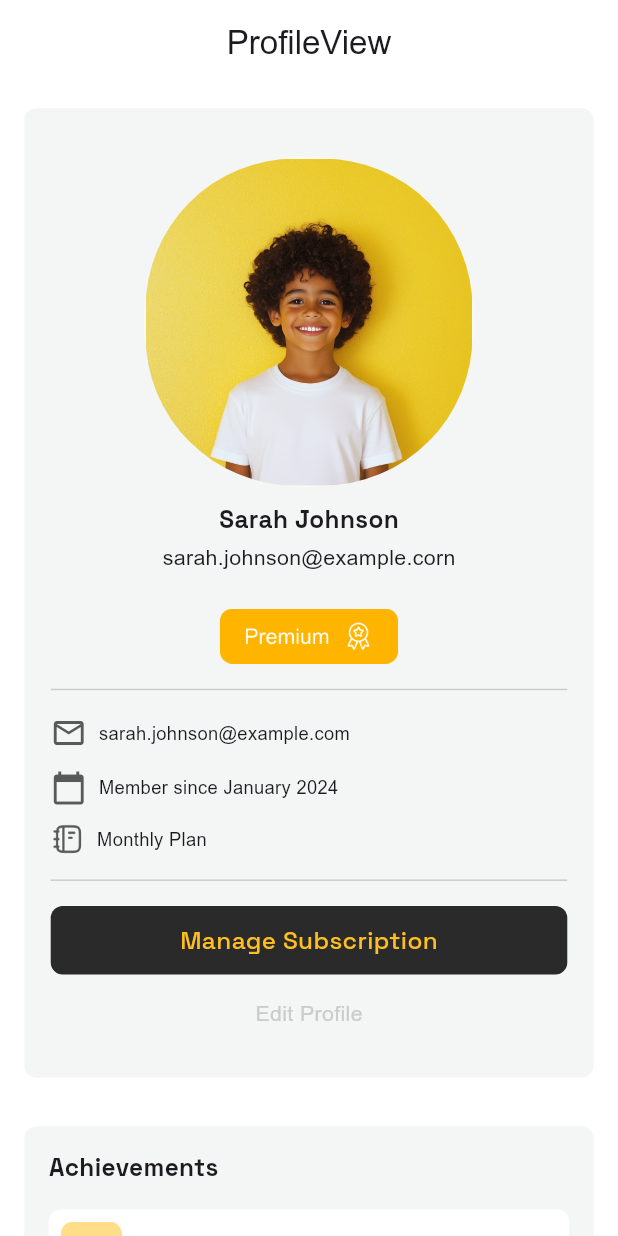
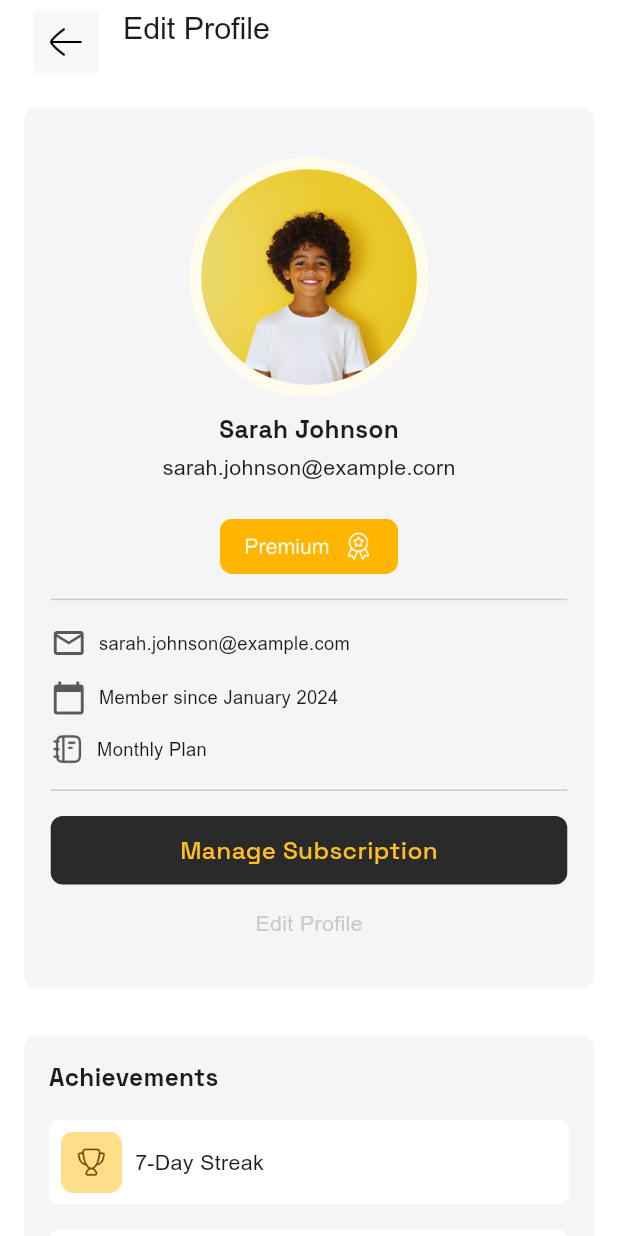
Before and after one commit to flutter-maktech/shomoshotime_app_forntend, a Flutter app: the screen it shows after launch, on a phone screen of 412 x 824 dp. Run offline on Flutter 3.47's test engine with Material 3 defaults, Android fonts, the light colour scheme and no system bars; our stand-ins replace flutter_screenutil, get.

Commit message:
edit profile screen added

```diff
--- a/lib/app/modules/profile/views/profile_view.dart
+++ b/lib/app/modules/profile/views/profile_view.dart
@@ -4,6 +4,7 @@ import 'package:get/get.dart';
 import 'package:shomoshotime/app/data/app_colors.dart';
 import 'package:shomoshotime/app/data/app_text_styles.dart';
 import 'package:shomoshotime/app/data/image_path.dart';
+import 'package:shomoshotime/app/modules/common_widgets/custom_app_bar.dart';
 import 'package:shomoshotime/app/modules/common_widgets/custom_button.dart';
 import 'package:shomoshotime/app/modules/custom_bottom_navigation_bar/views/custom_bottom_navigation_bar_view.dart';
 import '../controllers/profile_controller.dart';
@@ -17,7 +18,9 @@ class ProfileView extends GetView<ProfileController> {
   @override
   Widget build(BuildContext context) {
     return Scaffold(
-      appBar: AppBar(title: const Text('ProfileView'), centerTitle: true),
+      appBar: CustomAppBar(
+        title: 'Edit Profile',
+      ),
       body: SingleChildScrollView(
         child: Padding(
           padding: EdgeInsets.all(16.sp),
@@ -38,11 +41,11 @@ class ProfileView extends GetView<ProfileController> {
                     children: [
                       CircleAvatar(
                         backgroundColor: AppColors.appBarCircleAvatar,
-                        maxRadius: 110,
+                        maxRadius: 80,
                         child: Padding(
-                          padding: EdgeInsets.all(1.sp),
+                          padding: EdgeInsets.all(8.sp),
                           child: InkWell(
-                            onTap: () {},
+                            onTap: (){},
                             child: ClipRRect(
                               borderRadius: BorderRadiusGeometry.circular(100),
                               child: Image.asset(ImagePath.profile, fit: BoxFit.cover),
```
